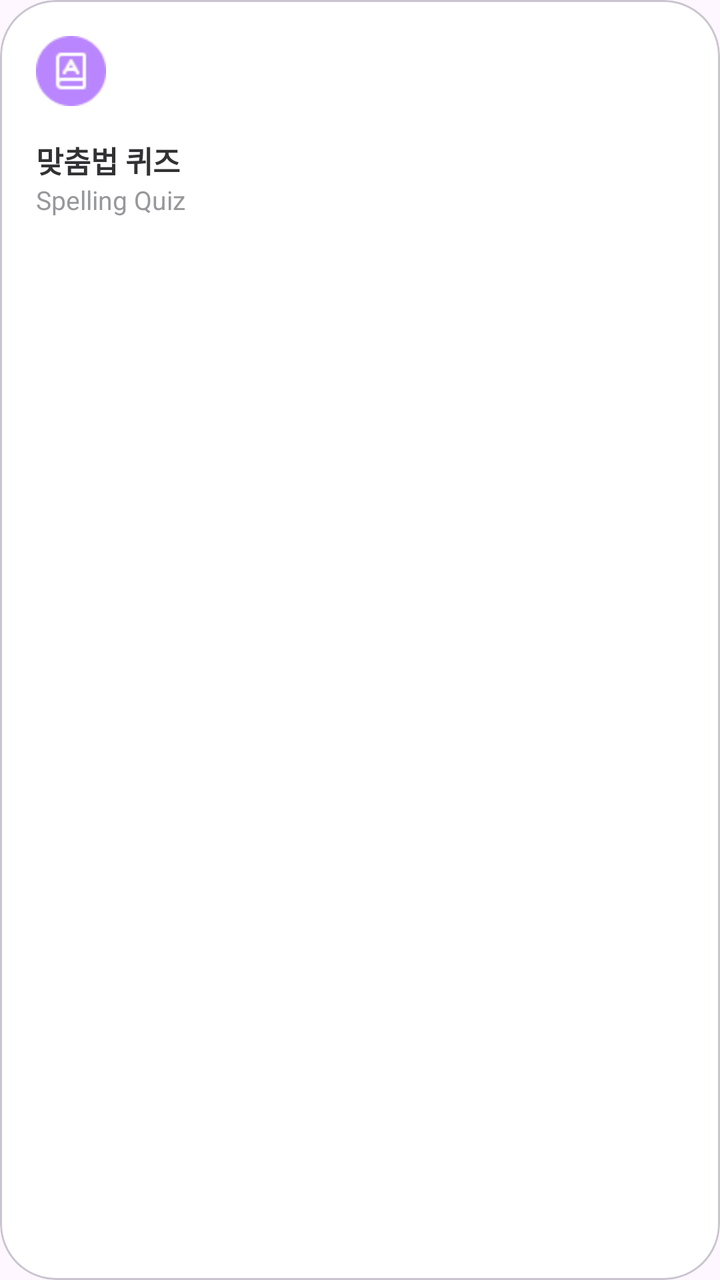
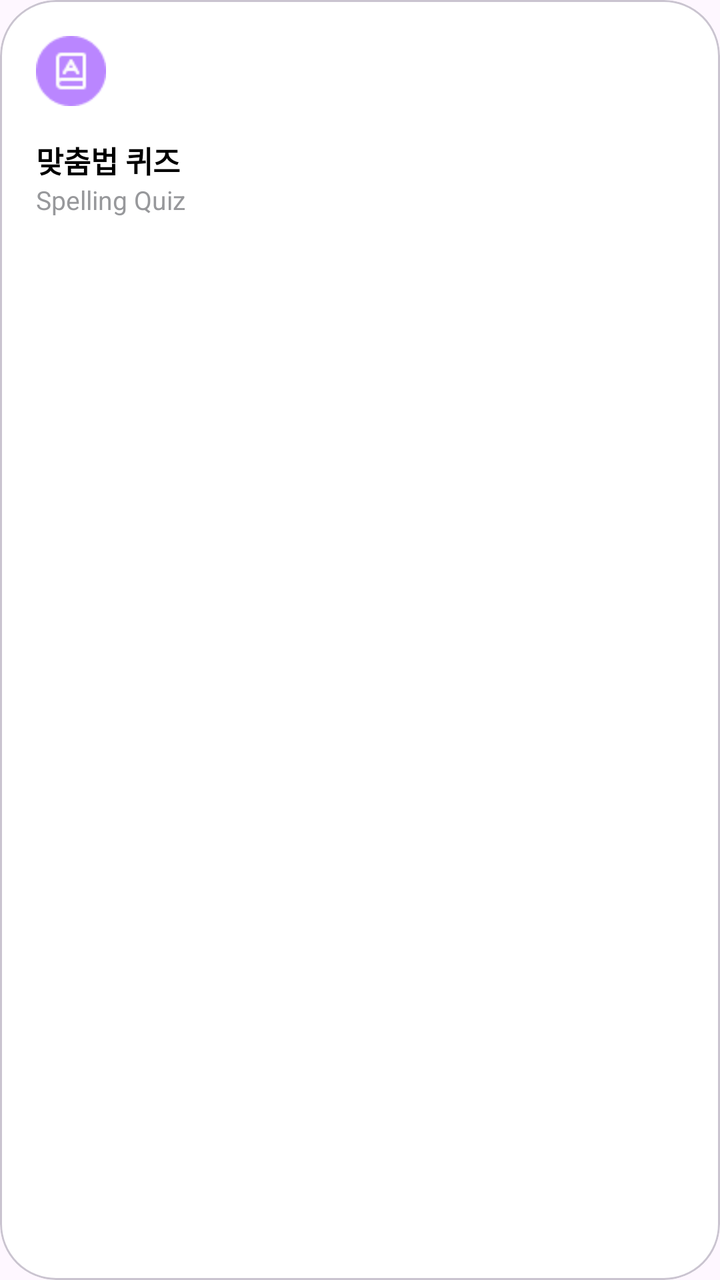

Two renders of the same Android screen: before a commit and after it. Below are the layout's source before the change and the commit's diff.
<!-- AndroidManifest.xml: application theme Theme.GURU2 -->
<!-- res/layout/activity_main_card.xml -->
<?xml version="1.0" encoding="utf-8"?>
<com.google.android.material.card.MaterialCardView
    xmlns:android="http://schemas.android.com/apk/res/android"
    xmlns:app="http://schemas.android.com/apk/res-auto"
    android:layout_width="match_parent"
    android:layout_height="wrap_content"
    app:cardCornerRadius="28.dp"
    app:cardElevation="0.dp"
    app:cardBackgroundColor="#FFF"
    android:clickable="true"
    android:focusable="true"
    android:foreground="?attr/selectableItemBackground">

    <LinearLayout
        android:layout_width="match_parent"
        android:layout_height="wrap_content"
        android:orientation="vertical"
        android:padding="18.dp">

        <ImageView
            android:id="@+id/ivIcon"
            android:layout_width="35.dp"
            android:layout_height="35.dp"
            android:src="@drawable/ic_spelling" />

        <TextView
            android:id="@+id/tvTitle"
            android:layout_width="wrap_content"
            android:layout_height="wrap_content"
            android:layout_marginTop="16.dp"
            android:text="맞춤법 퀴즈"
            android:textColor="#323234"
            android:textSize="15sp"
            android:textStyle="bold" />

        <TextView
            android:id="@+id/tvSubTitle"
            android:layout_width="wrap_content"
            android:layout_height="wrap_content"
            android:text="Spelling Quiz"
            android:textColor="#97989B"
            android:textSize="13sp" />

    </LinearLayout>
</com.google.android.material.card.MaterialCardView>
<!-- resources referenced by this layout -->
<resources>
  <!-- drawable ic_spelling: png bitmap (drawable, 1069 bytes) -->
  <style name="Theme.GURU2" parent="Base.Theme.GURU2" />
  <style name="Base.Theme.GURU2" parent="Theme.Material3.DayNight.NoActionBar">
  
          <item name="android:windowLightStatusBar">true</item>
  
          <item name="android:windowTranslucentStatus">false</item>
  
          <item name="popupMenuBackground">@android:color/transparent</item>
          <item name="android:itemBackground">#E9ECFF</item>
          
      </style>
</resources>

<!-- the commit's change to res/layout/activity_main_card.xml (unified diff, before → after) -->
@@ -29,7 +29,7 @@
             android:layout_height="wrap_content"
             android:layout_marginTop="16.dp"
             android:text="맞춤법 퀴즈"
-            android:textColor="#323234"
+            android:textColor="@color/black"
             android:textSize="15sp"
             android:textStyle="bold" />
 
<!-- resource entries referenced after the edit -->
@@ -1,5 +1,6 @@
 <!-- resources referenced by this layout -->
 <resources>
+  <color name="black">#FF000000</color>
   <!-- drawable ic_spelling: png bitmap (drawable, 1069 bytes) -->
   <style name="Theme.GURU2" parent="Base.Theme.GURU2" />
   <style name="Base.Theme.GURU2" parent="Theme.Material3.DayNight.NoActionBar">
